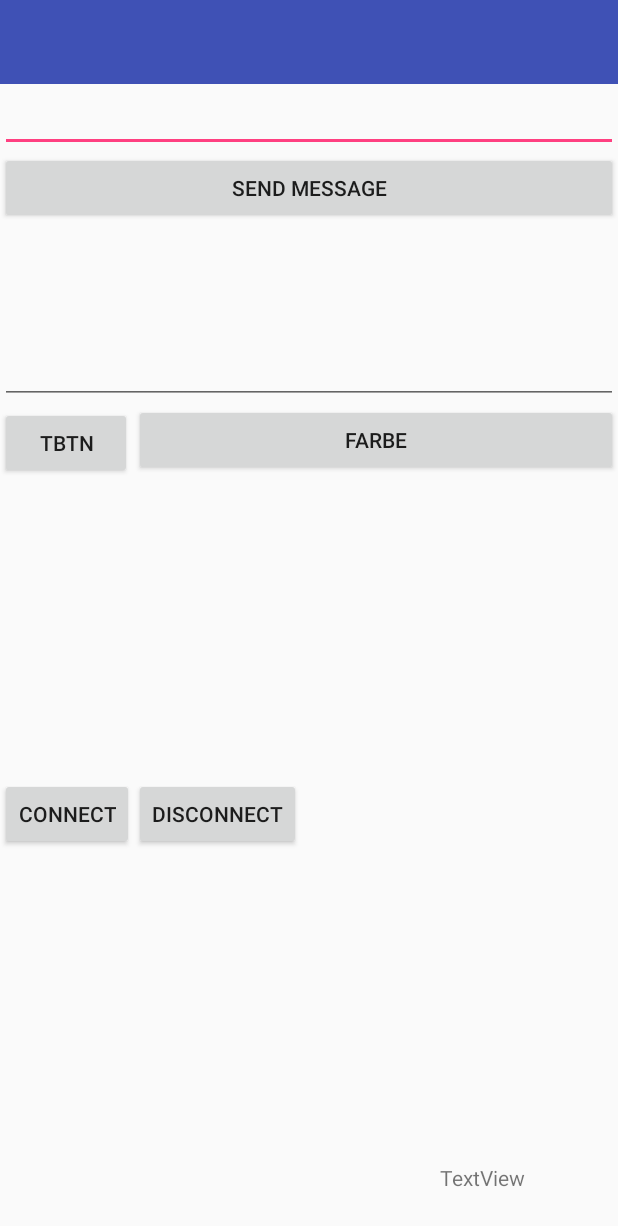
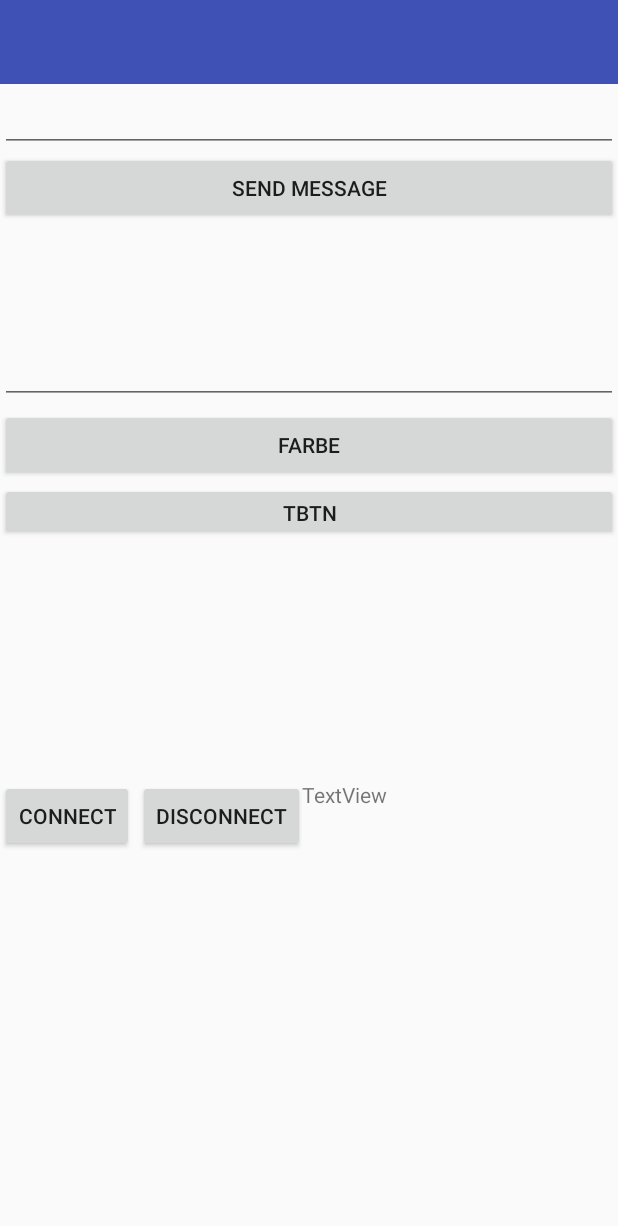
Before and after one commit to VitaliHeidenreich/WordClockApp, an Android app: the layout content_main.xml on its own in the app's theme, with its tools: preview values and no code run, on a phone screen of 412 x 824 dp. Shown: the top 1226 px of the screen. Run offline under Robolectric (Android 15) with nearby library versions, the phone set to English and light mode, and no system bars.

Commit message:
Optimieren des Layouts

```diff
--- a/app/src/main/AndroidManifest.xml
+++ b/app/src/main/AndroidManifest.xml
@@ -14,6 +14,7 @@
         android:roundIcon="@mipmap/ic_launcher_round"
         android:supportsRtl="true"
         android:theme="@style/AppTheme">
+
         <activity
             android:screenOrientation="portrait"
             android:name=".MainActivity"
--- a/app/src/main/java/com/domain/no/wordclock/MainActivity.java
+++ b/app/src/main/java/com/domain/no/wordclock/MainActivity.java
@@ -18,6 +18,7 @@ import android.view.Menu;
 import android.view.MenuInflater;
 import android.view.MenuItem;
 import android.view.View;
+import android.view.inputmethod.InputMethodManager;
 import android.widget.Button;
 import android.widget.EditText;
 import android.support.v7.widget.Toolbar;
@@ -136,6 +137,7 @@ public class MainActivity extends AppCompatActivity /*implements SettingsDialog.
         tbtn.setOnClickListener(btnListener);
 
         txtConnectionstatus.setText("You are not connected!\nPress \"CONNECT\"");
+
     }
 
     @SuppressLint("ClickableViewAccessibility")
--- a/app/src/main/res/layout/content_main.xml
+++ b/app/src/main/res/layout/content_main.xml
@@ -5,7 +5,9 @@
     android:layout_width="match_parent"
     android:layout_height="match_parent"
     app:layout_behavior="@string/appbar_scrolling_view_behavior"
-    tools:context="com.domain.no.wordclock.MainActivity">
+    tools:context="com.domain.no.wordclock.MainActivity"
+    android:focusable="true"
+    android:focusableInTouchMode="true">
 
     <EditText
         android:id="@+id/sendMessage"
@@ -49,13 +51,18 @@
 
     <Button
         android:id="@+id/btnSetColor"
-        android:layout_width="wrap_content"
+        android:layout_width="match_parent"
         android:layout_height="wrap_content"
+        android:layout_below="@+id/receiveMessage"
+        android:layout_alignParentStart="true"
+        android:layout_alignParentLeft="true"
         android:layout_alignParentEnd="true"
         android:layout_alignParentRight="true"
-        android:layout_below="@+id/receiveMessage"
-        android:layout_toEndOf="@+id/btnConnectBT"
-        android:layout_toRightOf="@+id/btnConnectBT"
+        android:layout_marginStart="0dp"
+        android:layout_marginLeft="0dp"
+        android:layout_marginTop="3dp"
+        android:layout_marginEnd="0dp"
+        android:layout_marginRight="0dp"
         android:text="@string/farbe"
         app:layout_constraintStart_toStartOf="parent"
         app:layout_constraintTop_toBottomOf="@+id/receiveMessage" />
@@ -81,7 +88,7 @@
         android:layout_alignParentLeft="true"
         android:layout_marginStart="0dp"
         android:layout_marginLeft="0dp"
-        android:layout_marginTop="199dp"
+        android:layout_marginTop="160dp"
         android:text="@string/connect" />
 
     <Button
@@ -91,9 +98,9 @@
         android:layout_below="@+id/tbtn"
         android:layout_alignParentStart="true"
         android:layout_alignParentLeft="true"
-        android:layout_marginStart="89dp"
-        android:layout_marginLeft="89dp"
-        android:layout_marginTop="199dp"
+        android:layout_marginStart="92dp"
+        android:layout_marginLeft="92dp"
+        android:layout_marginTop="160dp"
         android:text="@string/disconnect" />
 
     <TextView
@@ -108,24 +115,24 @@
 
     <Button
         android:id="@+id/tbtn"
-        android:layout_width="wrap_content"
-        android:layout_height="wrap_content"
+        android:layout_width="match_parent"
+        android:layout_height="38dp"
         android:layout_below="@+id/btnSetColor"
         android:layout_alignParentStart="true"
-        android:layout_alignParentLeft="true"
         android:layout_marginStart="0dp"
-        android:layout_marginLeft="0dp"
-        android:layout_marginTop="-46dp"
+        android:layout_marginTop="1dp"
         android:text="@string/tbtn" />
 
     <TextView
         android:id="@+id/txtConnectionstatus"
-        android:layout_width="wrap_content"
-        android:layout_height="wrap_content"
-        android:layout_alignParentEnd="true"
-        android:layout_alignParentBottom="true"
-        android:layout_marginEnd="62dp"
-        android:layout_marginBottom="29dp"
+        android:layout_width="183dp"
+        android:layout_height="56dp"
+        android:layout_below="@+id/tbtn"
+        android:layout_marginStart="-2dp"
+        android:layout_marginLeft="-2dp"
+        android:layout_marginTop="160dp"
+        android:layout_toEndOf="@+id/btnDisConnectBT"
+        android:layout_toRightOf="@+id/btnDisConnectBT"
         android:text="TextView" />
 
 </RelativeLayout>
```
